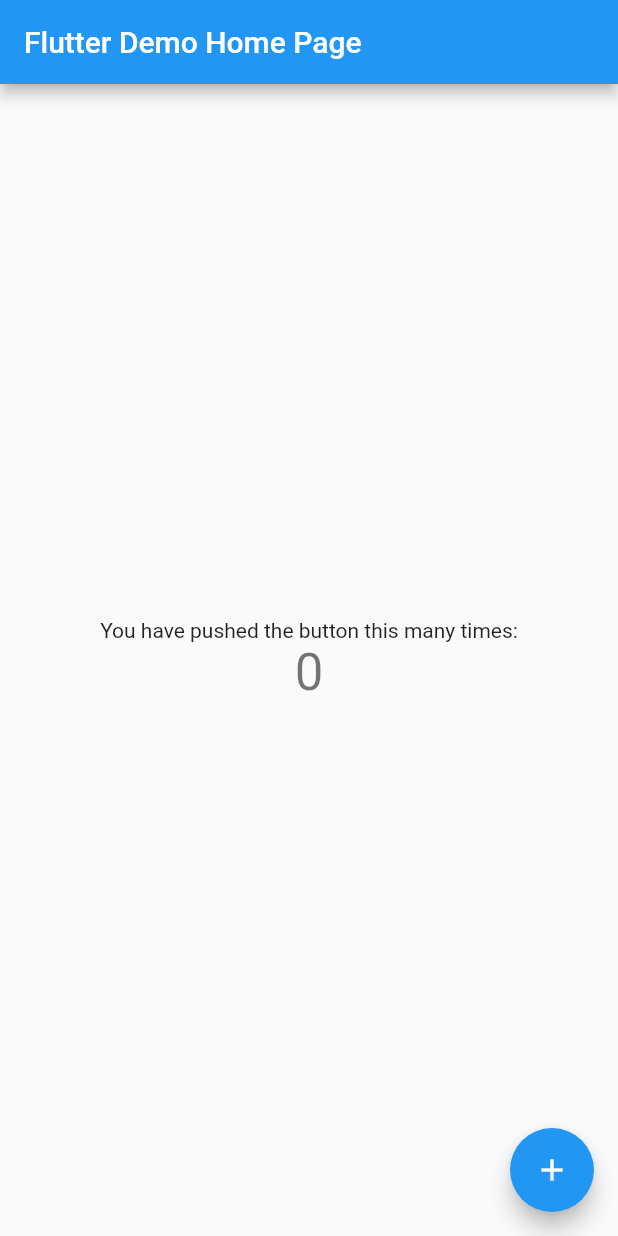
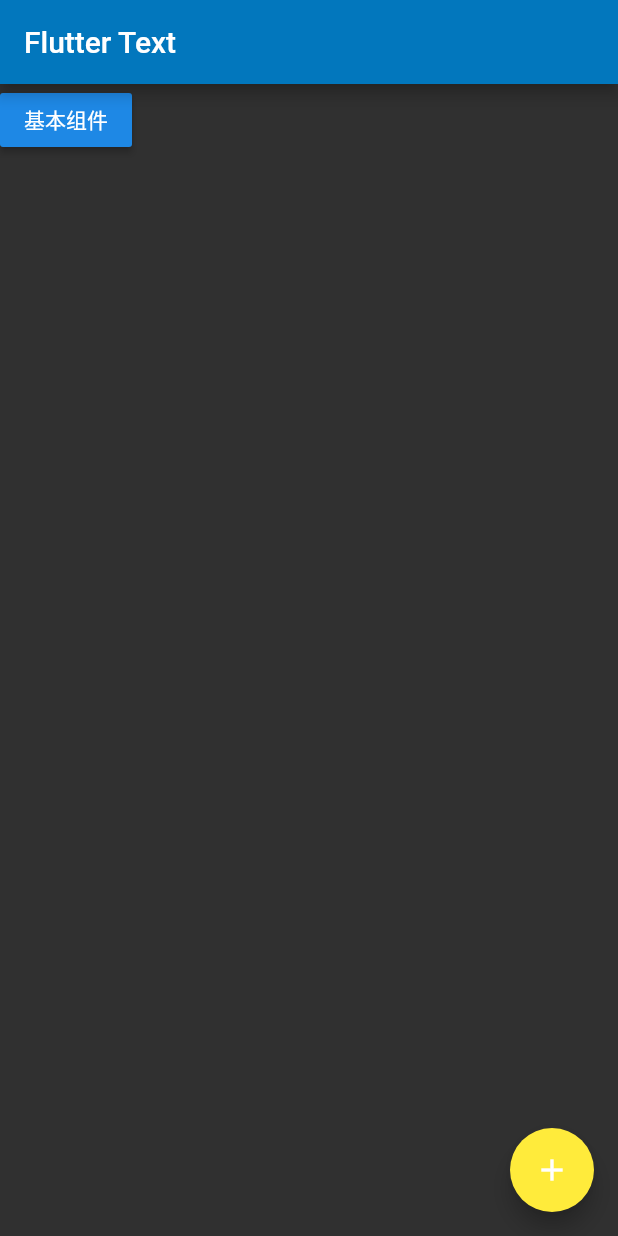
Before and after one commit to JDNew/MyFlutterTest, a Flutter app: the screen it shows after launch, on a phone screen of 412 x 824 dp. Run offline on Flutter 3.47's test engine with Material 2 defaults, Android fonts, the phone set to English and light mode, and no system bars.

Commit message:
Theme和简单路由跳转的使用

```diff
--- a/lib/main.dart
+++ b/lib/main.dart
@@ -1,4 +1,5 @@
 import 'package:flutter/material.dart';
+import 'basic_widget.dart';
 
 void main() => runApp(new MyApp());
 
@@ -7,103 +8,43 @@ class MyApp extends StatelessWidget {
   @override
   Widget build(BuildContext context) {
     return new MaterialApp(
-      title: 'Flutter Demo',
+      title: 'Flutter Test',
       theme: new ThemeData(
-        // This is the theme of your application.
-        //
-        // Try running your application with "flutter run". You'll see the
-        // application has a blue toolbar. Then, without quitting the app, try
-        // changing the primarySwatch below to Colors.green and then invoke
-        // "hot reload" (press "r" in the console where you ran "flutter run",
-        // or press Run > Flutter Hot Reload in IntelliJ). Notice that the
-        // counter didn't reset back to zero; the application is not restarted.
-        primarySwatch: Colors.blue,
-      ),
-      home: new MyHomePage(title: 'Flutter Demo Home Page'),
+          brightness: Brightness.dark,
+          primaryColor: Colors.lightBlue[800],
+          accentColor: Colors.cyan[600]),
+      home: new HomeWidget(),
     );
   }
 }
 
-class MyHomePage extends StatefulWidget {
-  MyHomePage({Key key, this.title}) : super(key: key);
-
-  // This widget is the home page of your application. It is stateful, meaning
-  // that it has a State object (defined below) that contains fields that affect
-  // how it looks.
-
-  // This class is the configuration for the state. It holds the values (in this
-  // case the title) provided by the parent (in this case the App widget) and
-  // used by the build method of the State. Fields in a Widget subclass are
-  // always marked "final".
-
-  final String title;
-
-  @override
-  _MyHomePageState createState() => new _MyHomePageState();
-}
-
-class _MyHomePageState extends State<MyHomePage> {
-  int _counter = 0;
-
-  void _incrementCounter() {
-    setState(() {
-      // This call to setState tells the Flutter framework that something has
-      // changed in this State, which causes it to rerun the build method below
-      // so that the display can reflect the updated values. If we changed
-      // _counter without calling setState(), then the build method would not be
-      // called again, and so nothing would appear to happen.
-      _counter++;
-    });
-  }
-
+class HomeWidget extends StatelessWidget {
   @override
   Widget build(BuildContext context) {
-    // This method is rerun every time setState is called, for instance as done
-    // by the _incrementCounter method above.
-    //
-    // The Flutter framework has been optimized to make rerunning build methods
-    // fast, so that you can just rebuild anything that needs updating rather
-    // than having to individually change instances of widgets.
     return new Scaffold(
       appBar: new AppBar(
-        // Here we take the value from the MyHomePage object that was created by
-        // the App.build method, and use it to set our appbar title.
-        title: new Text(widget.title),
+        title: new Text("Flutter Text"),
       ),
-      body: new Center(
-        // Center is a layout widget. It takes a single child and positions it
-        // in the middle of the parent.
-        child: new Column(
-          // Column is also layout widget. It takes a list of children and
-          // arranges them vertically. By default, it sizes itself to fit its
-          // children horizontally, and tries to be as tall as its parent.
-          //
-          // Invoke "debug paint" (press "p" in the console where you ran
-          // "flutter run", or select "Toggle Debug Paint" from the Flutter tool
-          // window in IntelliJ) to see the wireframe for each widget.
-          //
-          // Column has various properties to control how it sizes itself and
-          // how it positions its children. Here we use mainAxisAlignment to
-          // center the children vertically; the main axis here is the vertical
-          // axis because Columns are vertical (the cross axis would be
-          // horizontal).
-          mainAxisAlignment: MainAxisAlignment.center,
-          children: <Widget>[
-            new Text(
-              'You have pushed the button this many times:',
-            ),
-            new Text(
-              '$_counter',
-              style: Theme.of(context).textTheme.display1,
-            ),
-          ],
-        ),
+      body: new Column(
+        children: <Widget>[
+          new RaisedButton(
+            onPressed: () {
+              Navigator.push(
+                context,
+                new MaterialPageRoute(builder: (context) => new BasicWidget()),
+              );
+            },
+            child: new Text('基本组件'),
+          )
+        ],
       ),
-      floatingActionButton: new FloatingActionButton(
-        onPressed: _incrementCounter,
-        tooltip: 'Increment',
-        child: new Icon(Icons.add),
-      ), // This trailing comma makes auto-formatting nicer for build methods.
+      floatingActionButton: new Theme(
+          data: Theme.of(context).copyWith(accentColor: Colors.yellow),
+          child: new FloatingActionButton(
+            onPressed: null,
+            child: new Icon(Icons.add),
+          )),
+
     );
   }
 }
```
Also changed, not shown: lib/basic_widget.dart (added, +17 -0 lines).
